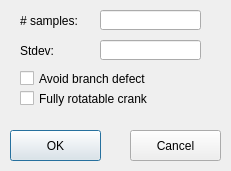
This is BurmesterTheoryThreePosition/LinkageSynthesisOptionDialog.ui in gnishida/BurmesterTheoryThreePosition as Qt 5 draws it before an edit. The edited form follows.
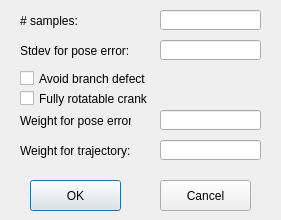
This is the edited form.

Patch:
```diff
--- a/BurmesterTheoryThreePosition/LinkageSynthesisOptionDialog.ui
+++ b/BurmesterTheoryThreePosition/LinkageSynthesisOptionDialog.ui
@@ -6,8 +6,8 @@
    <rect>
     <x>0</x>
     <y>0</y>
-    <width>231</width>
-    <height>171</height>
+    <width>281</width>
+    <height>220</height>
    </rect>
   </property>
   <property name="windowTitle">
@@ -29,7 +29,7 @@
   <widget class="QLineEdit" name="lineEditNumSamples">
    <property name="geometry">
     <rect>
-     <x>100</x>
+     <x>160</x>
      <y>10</y>
      <width>101</width>
      <height>20</height>
@@ -41,18 +41,18 @@
     <rect>
      <x>20</x>
      <y>40</y>
-     <width>61</width>
+     <width>121</width>
      <height>21</height>
     </rect>
    </property>
    <property name="text">
-    <string>Stdev:</string>
+    <string>Stdev for pose error:</string>
    </property>
   </widget>
   <widget class="QLineEdit" name="lineEditStdDev">
    <property name="geometry">
     <rect>
-     <x>100</x>
+     <x>160</x>
      <y>40</y>
      <width>101</width>
      <height>20</height>
@@ -88,8 +88,8 @@
   <widget class="QPushButton" name="pushButtonOK">
    <property name="geometry">
     <rect>
-     <x>10</x>
-     <y>130</y>
+     <x>30</x>
+     <y>180</y>
      <width>91</width>
      <height>31</height>
     </rect>
@@ -101,8 +101,8 @@
   <widget class="QPushButton" name="pushButtonCancel">
    <property name="geometry">
     <rect>
-     <x>130</x>
-     <y>130</y>
+     <x>160</x>
+     <y>180</y>
      <width>91</width>
      <height>31</height>
     </rect>
@@ -111,6 +111,52 @@
     <string>Cancel</string>
    </property>
   </widget>
+  <widget class="QLineEdit" name="lineEditPoseErrorWeight">
+   <property name="geometry">
+    <rect>
+     <x>160</x>
+     <y>110</y>
+     <width>101</width>
+     <height>20</height>
+    </rect>
+   </property>
+  </widget>
+  <widget class="QLabel" name="label_3">
+   <property name="geometry">
+    <rect>
+     <x>20</x>
+     <y>110</y>
+     <width>111</width>
+     <height>21</height>
+    </rect>
+   </property>
+   <property name="text">
+    <string>Weight for pose error:</string>
+   </property>
+  </widget>
+  <widget class="QLineEdit" name="lineEditTrajectoryWeight">
+   <property name="geometry">
+    <rect>
+     <x>160</x>
+     <y>140</y>
+     <width>101</width>
+     <height>20</height>
+    </rect>
+   </property>
+  </widget>
+  <widget class="QLabel" name="label_4">
+   <property name="geometry">
+    <rect>
+     <x>20</x>
+     <y>140</y>
+     <width>111</width>
+     <height>21</height>
+    </rect>
+   </property>
+   <property name="text">
+    <string>Weight for trajectory:</string>
+   </property>
+  </widget>
  </widget>
  <layoutdefault spacing="6" margin="11"/>
  <resources/>
```
